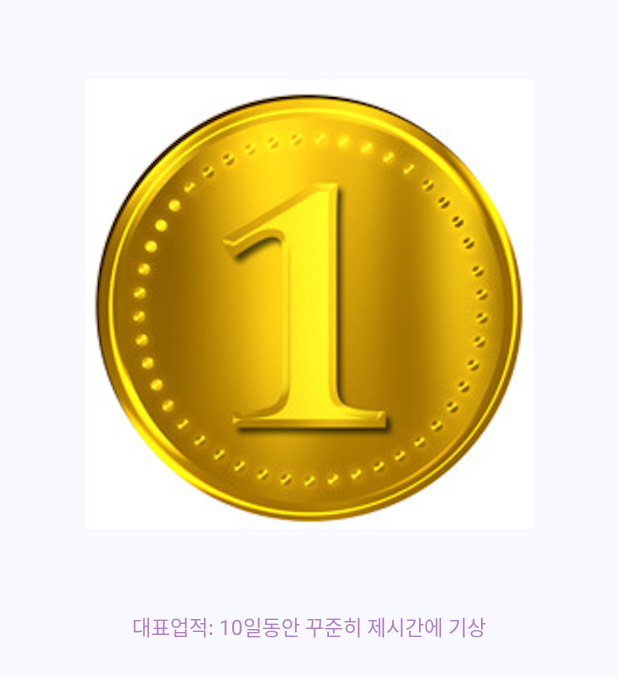
After one commit to Insiro/life_pet_client, an Android app: the layout detail_achievement.xml on its own in the app's theme, with its tools: preview values and no code run, on a phone screen of 412 x 824 dp. The commit adds this screen. Shown: the top 677 px of the screen. Run offline under Robolectric (Android 15) with nearby library versions, the phone set to English and light mode, and no system bars; network calls fail.

Commit message:
show detail achievement

```diff
--- a/app/src/main/AndroidManifest.xml
+++ b/app/src/main/AndroidManifest.xml
@@ -25,7 +25,8 @@
         <activity android:name=".authy.Auth" />
         <activity android:name=".authy.Register" />
         <activity android:name=".achievement.Achievement" />
-        <activity android:name=".achievement.AdditionalAchievement" />
+        <activity android:name=".achievement.MoreAchievement" />
+        <activity android:name=".achievement.DetailAchievement"/>
         <activity android:name=".pet.pet_info" />
         <activity android:name=".pet.pet_act" />
         <activity android:name=".Settings" />
--- a/app/src/main/java/com/insiro/lifepet/achievement/ListAdapter.kt
+++ b/app/src/main/java/com/insiro/lifepet/achievement/ListAdapter.kt
@@ -19,7 +19,7 @@ class ListAdapter(val context: Context, val achieveList: ArrayList<Achievement>)
         val achieve = achieveList[position]
 
         name.text = achieve.id
-        percent.text = String.format("%d", achieve.achieve_time/achieve.target *100)
+        percent.text = String.format("%d", achieve.achieve_time * 100 /achieve.target)
 
         return view
     }
--- /dev/null
+++ b/app/src/main/res/layout/detail_achievement.xml
@@ -0,0 +1,37 @@
+<?xml version="1.0" encoding="utf-8"?>
+<androidx.constraintlayout.widget.ConstraintLayout xmlns:android="http://schemas.android.com/apk/res/android"
+    xmlns:app="http://schemas.android.com/apk/res-auto"
+    xmlns:tools="http://schemas.android.com/tools"
+    android:layout_width="match_parent"
+    android:layout_height="match_parent"
+    android:background="@color/background_color"
+    tools:context=".MainActivity">
+
+    <ImageView
+        android:id="@+id/detail_achievement_image"
+        android:layout_width="300dp"
+        android:layout_height="300dp"
+        android:src="@drawable/gold"
+        app:layout_constraintDimensionRatio="1:1"
+        app:layout_constraintBottom_toBottomOf="parent"
+        app:layout_constraintEnd_toEndOf="parent"
+        app:layout_constraintStart_toStartOf="parent"
+        app:layout_constraintTop_toTopOf="parent"
+        app:layout_constraintVertical_bias="0.1"
+        app:layout_constraintHorizontal_bias="0.5"/>
+
+    <TextView
+        android:id="@+id/detail_achievement_detail"
+        android:text="@string/main_achievement"
+        android:textColor="@color/text_color"
+        android:layout_width="wrap_content"
+        android:layout_height="wrap_content"
+        app:layout_constraintTop_toBottomOf="@id/detail_achievement_image"
+        app:layout_constraintBottom_toBottomOf="parent"
+        app:layout_constraintEnd_toEndOf="parent"
+        app:layout_constraintStart_toStartOf="parent"
+        app:layout_constraintTop_toTopOf="parent"
+        app:layout_constraintHorizontal_bias="0.5"
+        android:layout_marginTop="10dp"/>
+
+</androidx.constraintlayout.widget.ConstraintLayout>
--- a/entity/src/main/java/com/insiro/lifepet/entity/Achievement.kt
+++ b/entity/src/main/java/com/insiro/lifepet/entity/Achievement.kt
@@ -5,6 +5,6 @@ open class Achievement(
     var id: String,
     var user: String,
     var category: AchievementCategory,
-    var target: Int = 0,
-    var achieve_time: Int = 0
+    var target: Int,
+    var achieve_time: Int
 )
```
Also changed, not shown: app/src/main/java/com/insiro/lifepet/achievement/Achievement.java (+1 -17 lines), app/src/main/java/com/insiro/lifepet/achievement/DetailAchievement.java (added, +48 -0 lines), app/src/main/java/com/insiro/lifepet/achievement/MoreAchievement.kt (renamed from app/src/main/java/com/insiro/lifepet/achievement/AdditionalAchievement.kt, +10 -6 lines), app/src/main/res/layout/achievement.xml (+2 -29 lines), app/src/main/res/layout/more_achievement.xml (renamed from app/src/main/res/layout/additional_achieve.xml).
